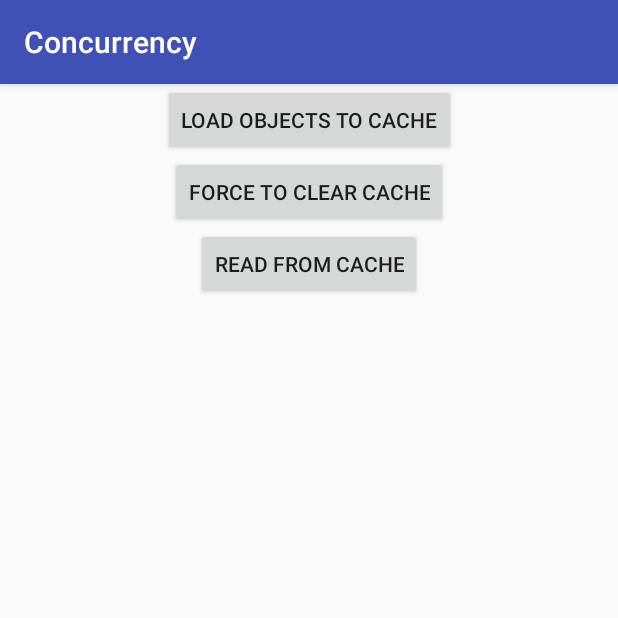
After one commit to stanbar/AndroidConcurrency, an Android app: the CacheActivity screen opened directly, with no data from a screen before it, on a phone screen of 412 x 824 dp, the top half of it. The commit adds this screen. Run offline under Robolectric (Android 15) with nearby library versions, the phone set to English and light mode, and no system bars; 3 statements that could not run were skipped.

Commit message:
-Add cache activity -Add logView to track cache changes

```diff
--- a/app/build.gradle
+++ b/app/build.gradle
@@ -33,4 +33,5 @@ dependencies {
     testImplementation 'junit:junit:4.12'
     implementation 'com.android.support.constraint:constraint-layout:1.0.2'
     implementation 'com.android.support:design:26.0.0-beta2'
+    compile "org.jetbrains.anko:anko:0.10.1"
 }
--- a/app/src/main/AndroidManifest.xml
+++ b/app/src/main/AndroidManifest.xml
@@ -77,6 +77,7 @@
                 android:name="android.support.PARENT_ACTIVITY"
                 android:value="com.stasbar.concurrency.MainActivity" />
         </activity>
+        <activity android:name=".caching.CacheActivity"></activity>
     </application>
 
 </manifest>
--- a/app/src/main/java/com/stasbar/concurrency/MainActivity.kt
+++ b/app/src/main/java/com/stasbar/concurrency/MainActivity.kt
@@ -5,6 +5,7 @@ import android.support.v7.app.AppCompatActivity
 import android.os.Bundle
 import com.stasbar.concurrency.bounded.local.BoundLocalActivity
 import com.stasbar.concurrency.bounded.messenger.BoundViaMessengerActivity
+import com.stasbar.concurrency.caching.CacheActivity
 import com.stasbar.concurrency.started.StartedServicesActivity
 import kotlinx.android.synthetic.main.activity_main.*
 
@@ -17,6 +18,7 @@ class MainActivity : AppCompatActivity() {
         buttonStartedServices.setOnClickListener { startActivity(Intent(this, StartedServicesActivity::class.java)) }
         buttonBoundedLocalService.setOnClickListener { startActivity(Intent(this, BoundLocalActivity::class.java)) }
         buttonBoundedViaMessenger.setOnClickListener { startActivity(Intent(this, BoundViaMessengerActivity::class.java))}
+        buttonCache.setOnClickListener { startActivity(Intent(this, CacheActivity::class.java))}
 
     }
 }
--- /dev/null
+++ b/app/src/main/java/com/stasbar/concurrency/caching/CacheActivity.kt
@@ -0,0 +1,70 @@
+package com.stasbar.concurrency.caching
+
+import android.support.v7.app.AppCompatActivity
+import android.os.Bundle
+import android.os.Process
+import com.stasbar.concurrency.R
+import com.stasbar.concurrency.Square
+import kotlinx.android.synthetic.main.activity_cache.*
+import org.jetbrains.anko.longToast
+import org.jetbrains.anko.sdk25.coroutines.onClick
+import org.jetbrains.anko.toast
+import java.util.*
+import android.widget.TextView
+import org.jetbrains.anko.coroutines.experimental.bg
+import java.io.BufferedReader
+import java.io.IOException
+import java.io.InputStreamReader
+
+
+class CacheActivity : AppCompatActivity() {
+    /**
+     * SoftReference is a wrapper for an object
+     * If all the references ti that object are soft references and
+     * if the garbage collector needs more memory it will first collect soft references
+     * Excellent for memory caches, that object can disappear at any time
+     */
+    val simpleCache = SimpleCache()
+
+    /**
+     *  WeakReference is a wrapper for an object
+     *  If all the references to that object are weak references then the object will automatically GC'ed (Garbage Collected)
+     *  Avoids memory leaks
+     */
+    override fun onCreate(savedInstanceState: Bundle?) {
+        super.onCreate(savedInstanceState)
+        setContentView(R.layout.activity_cache)
+
+        val size: Int = 10
+        btnLoadObjectsToCache.onClick {
+            for (i in 1..size)
+                simpleCache.put(i.toString(), Square.Builder(i, i).build())
+
+            val message = "added $size elements to cache"
+            log(message)
+        }
+        btnClearCache.onClick {
+            try {
+                val ignored = arrayOfNulls<Any>(Runtime.getRuntime().maxMemory().toInt())
+            } catch (e: OutOfMemoryError) {
+                val message = e.message.toString()
+                log(message)
+            }
+        }
+
+        btnReadCache.onClick {
+            val hitsCounter: Int = (1..size).sumBy { simpleCache.read(it.toString()) }
+            val message = String.format("Cache hit %d/%d %d %%", hitsCounter, size, hitsCounter / size * 100)
+            log(message)
+
+        }
+
+
+    }
+
+
+
+    fun log(message: String) {
+        logger.log(message)
+    }
+}
--- /dev/null
+++ b/app/src/main/java/com/stasbar/concurrency/view/LogView.java
@@ -0,0 +1,63 @@
+package com.stasbar.concurrency.view;
+
+import android.annotation.SuppressLint;
+import android.annotation.TargetApi;
+import android.content.Context;
+import android.os.Build;
+import android.util.AttributeSet;
+import android.util.TimeUtils;
+import android.widget.ScrollView;
+import android.widget.TextView;
+
+import java.util.Locale;
+
+public class LogView extends ScrollView {
+    private long mCreationTime = System.currentTimeMillis();
+
+    private TextView mTextView;
+
+    public LogView(Context context) {
+        super(context);
+        init();
+    }
+
+    public LogView(Context context, AttributeSet attrs) {
+        super(context, attrs);
+        init();
+    }
+
+    public LogView(Context context, AttributeSet attrs, int defStyleAttr) {
+        super(context, attrs, defStyleAttr);
+        init();
+    }
+
+    @TargetApi(Build.VERSION_CODES.LOLLIPOP)
+    public LogView(Context context, AttributeSet attrs, int defStyleAttr, int defStyleRes) {
+        super(context, attrs, defStyleAttr, defStyleRes);
+        init();
+    }
+
+    private void init() {
+        mTextView = new TextView(getContext());
+        addView(mTextView);
+    }
+
+    @SuppressLint("RestrictedApi")
+    public void log(String message) {
+        long elapsedTime = System.currentTimeMillis() - mCreationTime;
+        if (mTextView.getText().length() > 0) {
+            mTextView.append("\n");
+        }
+        StringBuilder builder = new StringBuilder();
+        android.support.v4.util.TimeUtils.formatDuration(elapsedTime, builder);
+        String formattedLog = String.format(Locale.getDefault(), "%s: %s", builder.toString(), message);
+        mTextView.append(formattedLog);
+    }
+
+    @Override
+    protected void onLayout(boolean changed, int l, int t, int r, int b) {
+        super.onLayout(changed, l, t, r, b);
+
+        smoothScrollTo(0, mTextView.getHeight());
+    }
+}
--- /dev/null
+++ b/app/src/main/res/layout/activity_cache.xml
@@ -0,0 +1,43 @@
+<?xml version="1.0" encoding="utf-8"?>
+<android.support.constraint.ConstraintLayout xmlns:android="http://schemas.android.com/apk/res/android"
+    xmlns:app="http://schemas.android.com/apk/res-auto"
+    xmlns:tools="http://schemas.android.com/tools"
+    android:layout_width="match_parent"
+    android:layout_height="match_parent"
+    tools:context="com.stasbar.concurrency.caching.CacheActivity">
+
+    <Button
+        android:id="@+id/btnLoadObjectsToCache"
+        android:layout_width="wrap_content"
+        android:layout_height="wrap_content"
+        android:text="Load Objects to cache"
+        app:layout_constraintLeft_toLeftOf="parent"
+        app:layout_constraintRight_toRightOf="parent"
+        app:layout_constraintTop_toTopOf="parent" />
+
+    <Button
+        android:id="@+id/btnClearCache"
+        android:layout_width="wrap_content"
+        android:layout_height="wrap_content"
+        android:text="Force To Clear Cache"
+        app:layout_constraintLeft_toLeftOf="parent"
+        app:layout_constraintRight_toRightOf="parent"
+        app:layout_constraintTop_toBottomOf="@id/btnLoadObjectsToCache" />
+
+    <Button
+        android:id="@+id/btnReadCache"
+        android:layout_width="wrap_content"
+        android:layout_height="wrap_content"
+        android:text="Read From Cache"
+        app:layout_constraintLeft_toLeftOf="parent"
+        app:layout_constraintRight_toRightOf="parent"
+        app:layout_constraintTop_toBottomOf="@id/btnClearCache" />
+
+    <com.stasbar.concurrency.view.LogView
+        android:id="@+id/logger"
+        android:layout_width="match_parent"
+        android:layout_height="200dp"
+        app:layout_constraintBottom_toBottomOf="parent"
+        app:layout_constraintLeft_toLeftOf="parent"
+        app:layout_constraintRight_toRightOf="parent" />
+</android.support.constraint.ConstraintLayout>
```
Also changed, not shown: app/src/main/java/com/stasbar/concurrency/Square.kt (added, +40 -0 lines), app/src/main/java/com/stasbar/concurrency/caching/SimpleCache.kt (added, +54 -0 lines), app/src/main/res/layout/activity_main.xml (+13 -0 lines).
